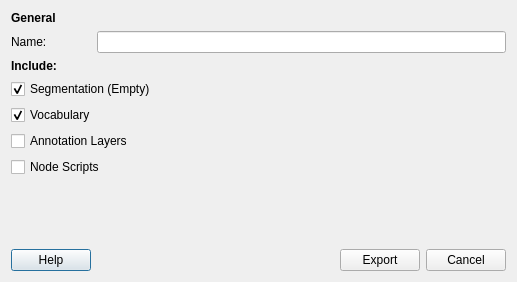
First picture: the form in qt_ui/DialogExportTemplate.ui, repository FilmColors/VIAN, before the edit.
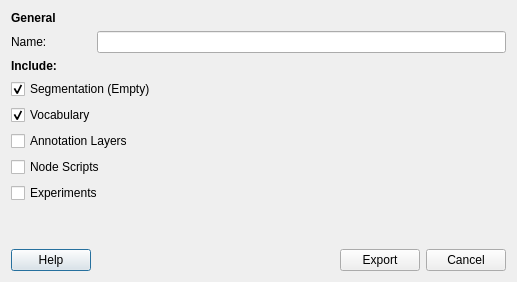
Second picture: the form after the edit.

Commit message: Fixed Template Import/Export, Implemented Experiments.

The edit to the form file:
```diff
--- a/qt_ui/DialogExportTemplate.ui
+++ b/qt_ui/DialogExportTemplate.ui
@@ -92,6 +92,13 @@
          </property>
         </widget>
        </item>
+       <item>
+        <widget class="QCheckBox" name="cB_Experiments">
+         <property name="text">
+          <string>Experiments</string>
+         </property>
+        </widget>
+       </item>
       </layout>
      </item>
     </layout>
```
The commit also changes 25 other files.
